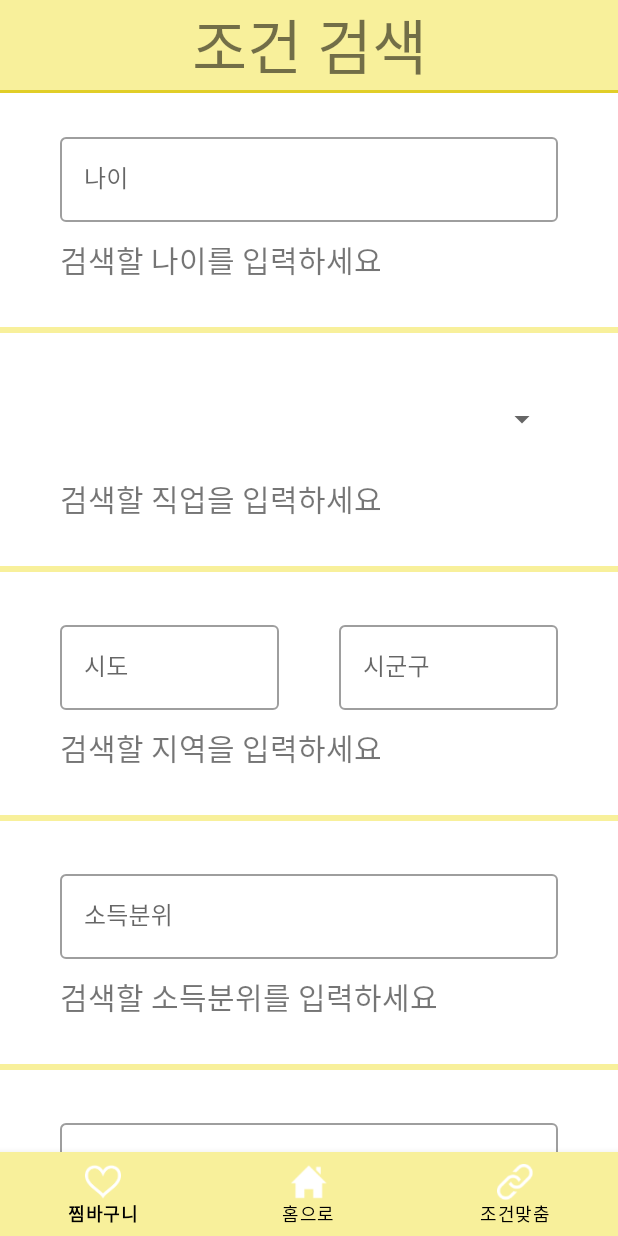
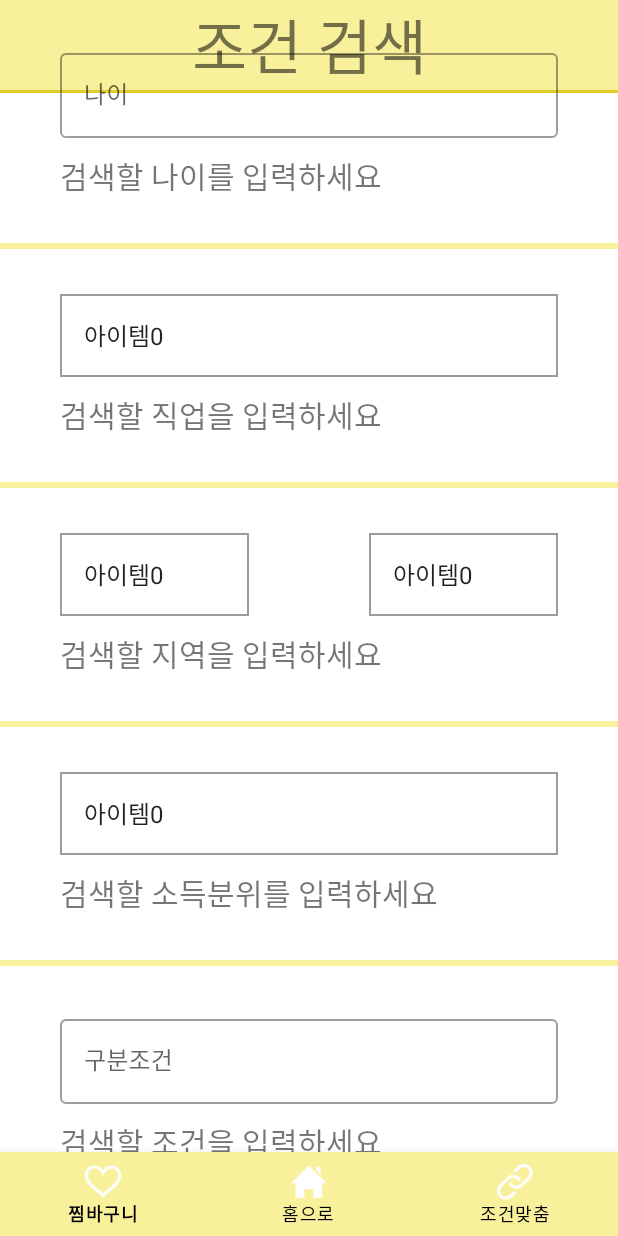
Before and after one commit to wjdwns/SSF, an Android app: the fragment search_setting_fragment placed in its activity, on a phone screen of 412 x 824 dp. Run offline under Robolectric (Android 15) with nearby library versions, the phone set to English and light mode, and no system bars.

Commit message:
화면 끝인듯합니다 이제 백앤드 시작이네,,,

```diff
--- a/app/src/main/java/com/example/ssf/fragment/search_setting_fragment.kt
+++ b/app/src/main/java/com/example/ssf/fragment/search_setting_fragment.kt
@@ -7,6 +7,7 @@ import android.view.View
 import android.view.ViewGroup
 import android.widget.AdapterView
 import android.widget.ArrayAdapter
+import android.widget.Spinner
 import android.widget.TextView
 import androidx.fragment.app.FragmentManager
 import com.example.ssf.R
@@ -33,18 +34,23 @@ class search_setting_fragment : Fragment() {
             param1 = it.getString(ARG_PARAM1)
             param2 = it.getString(ARG_PARAM2)
 
+
+
         }
+
     }
 
     override fun onCreateView(
         inflater: LayoutInflater, container: ViewGroup?,
         savedInstanceState: Bundle?
     ): View? {
-        // Inflate the layout for this fragment
         val items = resources.getStringArray(R.array.spinner_job)
-        val myAdapter = ArrayAdapter<String>(this.requireContext(),android.R.layout.simple_spinner_dropdown_item,items)
-        spinner1?.adapter = myAdapter
-        spinner1?.onItemSelectedListener = object : AdapterView.OnItemSelectedListener{
+        val myAdapter = ArrayAdapter(requireContext(),android.R.layout.simple_list_item_1,items)
+        val view = inflater.inflate(R.layout.fragment_search_setting_fragment,container,false)
+        val spinner1 = view.findViewById<Spinner>(R.id.spinner1)
+        spinner1.adapter = myAdapter
+        spinner1.onItemSelectedListener = object : AdapterView.OnItemSelectedListener{
+
             override fun onItemSelected(
                 parent: AdapterView<*>?,
                 view: View?,
@@ -68,12 +74,93 @@ class search_setting_fragment : Fragment() {
 
             }
         }
+        val spinner2 = view.findViewById<Spinner>(R.id.spinner2)
+        spinner2.adapter = myAdapter
+        spinner2.onItemSelectedListener = object : AdapterView.OnItemSelectedListener{
 
-        return if (inflater != null) {
-            inflater.inflate(R.layout.fragment_search_setting_fragment, container, false)
-        } else {
-            return super.onCreateView(inflater, container, savedInstanceState)
+            override fun onItemSelected(
+                parent: AdapterView<*>?,
+                view: View?,
+                position: Int,
+                id: Long
+            ) {
+                when(position){
+                    0->{
+
+                    }
+                    1->{
+
+                    }
+                    else->{
+
+                    }
+                }
+            }
+
+            override fun onNothingSelected(parent: AdapterView<*>?) {
+
+            }
         }
+        val spinner3 = view.findViewById<Spinner>(R.id.spinner3)
+        spinner3.adapter = myAdapter
+        spinner3.onItemSelectedListener = object : AdapterView.OnItemSelectedListener{
+
+            override fun onItemSelected(
+                parent: AdapterView<*>?,
+                view: View?,
+                position: Int,
+                id: Long
+            ) {
+                when(position){
+                    0->{
+
+                    }
+                    1->{
+
+                    }
+                    else->{
+
+                    }
+                }
+            }
+
+            override fun onNothingSelected(parent: AdapterView<*>?) {
+
+            }
+        }
+        val spinner4 = view.findViewById<Spinner>(R.id.spinner4)
+        spinner4.adapter = myAdapter
+        spinner4.onItemSelectedListener = object : AdapterView.OnItemSelectedListener{
+
+            override fun onItemSelected(
+                parent: AdapterView<*>?,
+                view: View?,
+                position: Int,
+                id: Long
+            ) {
+                when(position){
+                    0->{
+
+                    }
+                    1->{
+
+                    }
+                    else->{
+
+                    }
+                }
+            }
+
+            override fun onNothingSelected(parent: AdapterView<*>?) {
+
+            }
+        }
+        // Inflate the layout for this fragment
+
+
+
+            return view
+
     }
 
     companion object {
--- /dev/null
+++ b/app/src/main/res/drawable/spinner_background.xml
@@ -0,0 +1,7 @@
+<?xml version="1.0" encoding="utf-8"?>
+<shape xmlns:android="http://schemas.android.com/apk/res/android" android:shape="rectangle">
+
+    <stroke
+        android:width="1dp"
+        android:color="#9C9C9C"/>
+</shape>
--- a/app/src/main/res/layout/fragment_home.xml
+++ b/app/src/main/res/layout/fragment_home.xml
@@ -61,9 +61,10 @@
         android:layout_width="match_parent"
         android:layout_height="0dp"
         app:layout_constraintBottom_toBottomOf="parent"
+        app:layout_constraintEnd_toEndOf="parent"
+        app:layout_constraintStart_toStartOf="parent"
         app:layout_constraintTop_toBottomOf="@+id/linear"
-        app:layout_constraintVertical_bias="0.0"
-        tools:layout_editor_absoluteX="0dp">
+        >
 
         <LinearLayout
             android:layout_width="match_parent"
@@ -126,6 +127,7 @@
                 android:layout_marginLeft="50dp"
                 android:layout_marginTop="40dp"
                 android:layout_marginRight="50dp"
+                android:layout_marginBottom="50dp"
                 app:cardCornerRadius="10dp"
                 app:strokeColor="@color/black"
                 app:strokeWidth="1dp">
--- a/app/src/main/res/layout/fragment_search_setting_fragment.xml
+++ b/app/src/main/res/layout/fragment_search_setting_fragment.xml
@@ -38,11 +38,13 @@
     <androidx.core.widget.NestedScrollView
         android:layout_width="match_parent"
         android:layout_height="wrap_content"
-        app:layout_constraintTop_toBottomOf="@id/view"
         android:layout_marginTop="50dp"
         app:layout_constraintBottom_toBottomOf="parent"
+        app:layout_constraintHorizontal_bias="0.0"
+        app:layout_constraintLeft_toLeftOf="parent"
         app:layout_constraintRight_toRightOf="parent"
-        app:layout_constraintLeft_toLeftOf="parent">
+        app:layout_constraintTop_toBottomOf="@id/view"
+        app:layout_constraintVertical_bias="1.0">
 
         <LinearLayout
             android:layout_width="match_parent"
@@ -85,7 +87,7 @@
                 android:layout_marginLeft="40dp"
                 android:layout_marginTop="30dp"
                 android:layout_marginRight="40dp"
-                android:spinnerMode="dropdown" />
+                android:background="@drawable/spinner_background" />
 
             <TextView
                 android:layout_width="wrap_content"
@@ -106,36 +108,26 @@
                 android:layout_height="wrap_content"
                 android:orientation="horizontal">
 
-                <com.google.android.material.textfield.TextInputLayout
-                    style="@style/Widget.MaterialComponents.TextInputLayout.OutlinedBox"
+                <Spinner
+                    android:id="@+id/spinner3"
                     android:layout_width="0dp"
-                    android:layout_height="wrap_content"
+                    android:layout_height="55dp"
+                    android:layout_weight="1"
                     android:layout_marginLeft="40dp"
                     android:layout_marginTop="30dp"
                     android:layout_marginRight="40dp"
+                    android:background="@drawable/spinner_background" />
+
+
+                <Spinner
+                    android:id="@+id/spinner4"
+                    android:layout_width="0dp"
+                    android:layout_height="55dp"
                     android:layout_weight="1"
-                    android:hint="시도">
-
-                    <com.google.android.material.textfield.TextInputEditText
-                        android:id="@+id/edit_ground"
-                        android:layout_width="match_parent"
-                        android:layout_height="wrap_content" />
-                </com.google.android.material.textfield.TextInputLayout>
-
-                <com.google.android.material.textfield.TextInputLayout
-                    style="@style/Widget.MaterialComponents.TextInputLayout.OutlinedBox"
-                    android:layout_width="0dp"
-                    android:layout_height="wrap_content"
+                    android:layout_marginLeft="40dp"
                     android:layout_marginTop="30dp"
                     android:layout_marginRight="40dp"
-                    android:layout_weight="1"
-                    android:hint="시군구">
-
-                    <com.google.android.material.textfield.TextInputEditText
-                        android:id="@+id/edit_local"
-                        android:layout_width="match_parent"
-                        android:layout_height="wrap_content" />
-                </com.google.android.material.textfield.TextInputLayout>
+                    android:background="@drawable/spinner_background" />
             </LinearLayout>
 
             <TextView
@@ -152,20 +144,14 @@
                 android:layout_marginTop="30dp"
                 android:background="@color/our" />
 
-            <com.google.android.material.textfield.TextInputLayout
-                style="@style/Widget.MaterialComponents.TextInputLayout.OutlinedBox"
+            <Spinner
+                android:id="@+id/spinner2"
                 android:layout_width="match_parent"
-                android:layout_height="wrap_content"
+                android:layout_height="55dp"
                 android:layout_marginLeft="40dp"
                 android:layout_marginTop="30dp"
                 android:layout_marginRight="40dp"
-                android:hint="소득분위">
-
-                <com.google.android.material.textfield.TextInputEditText
-                    android:id="@+id/edit_incomelevel"
-                    android:layout_width="match_parent"
-                    android:layout_height="wrap_content" />
-            </com.google.android.material.textfield.TextInputLayout>
+                android:background="@drawable/spinner_background" />
 
             <TextView
                 android:layout_width="wrap_content"
@@ -209,9 +195,10 @@
                 android:layout_width="wrap_content"
                 android:layout_height="wrap_content"
                 android:layout_gravity="center"
-                android:text="검색"
+                android:layout_marginTop="30dp"
+                android:layout_marginBottom="30dp"
                 android:backgroundTint="@color/our"
-                android:layout_marginTop="30dp"/>
+                android:text="검색" />
         </LinearLayout>
 
     </androidx.core.widget.NestedScrollView>
```
